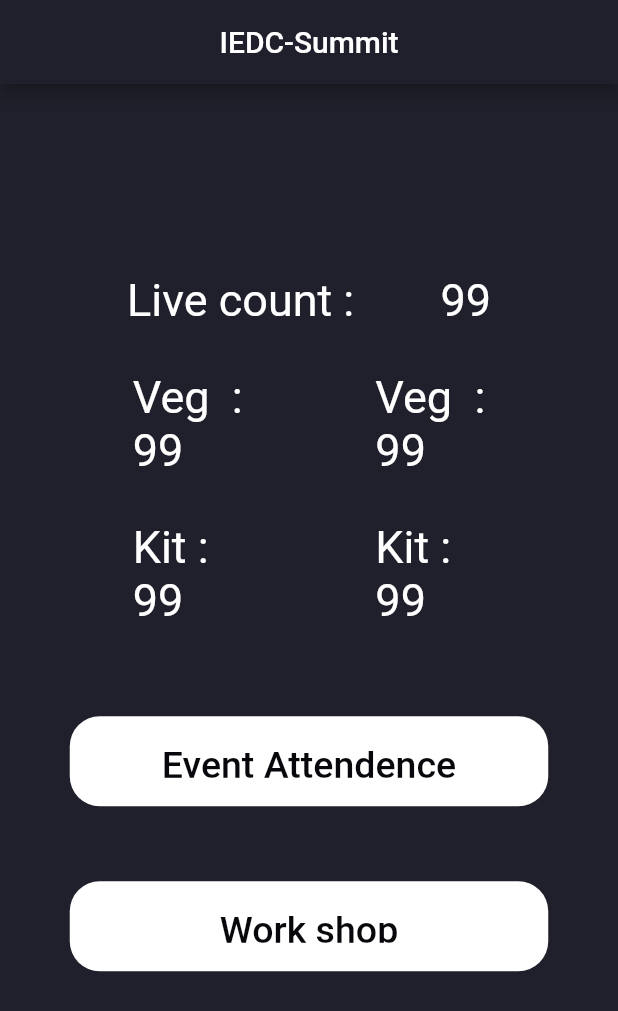
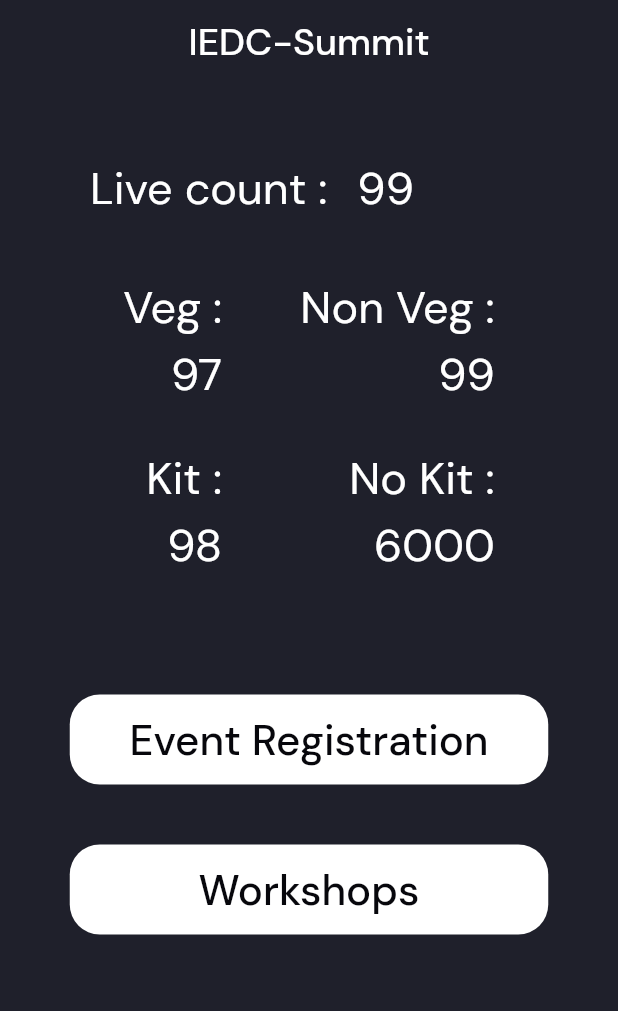
Before and after one commit to sreenath-kp/IEDC-Summit23-Admin, a Flutter app: the screen it shows after launch, on a phone screen of 412 x 824 dp. Shown: the top 1011 px of the screen. Run offline on Flutter 3.47's test engine with Material 2 defaults, Android fonts, the light colour scheme and no system bars; our stand-ins replace cloud_firestore, firebase_core, flutter_riverpod, google_fonts; missing offline and left inert: mobile_scanner; accounts and stored records are empty.

Commit message:
ui updates

```diff
--- a/lib/components/home_button.dart
+++ b/lib/components/home_button.dart
@@ -12,13 +12,6 @@
         Container(
           width: 319,
           height: 60,
-          padding: const EdgeInsets.only(
-            top: 10,
-            left: 31,
-            right: 31,
-            bottom: 11,
-          ),
-          clipBehavior: Clip.antiAlias,
           decoration: ShapeDecoration(
             color: Colors.white,
             shape: RoundedRectangleBorder(
@@ -32,8 +25,7 @@
               textAlign: TextAlign.center,
               style: const TextStyle(
                 color: Color(0xFF07070C),
-                fontSize: 25,
-                fontFamily: 'DM Sans',
+                fontSize: 28,
                 fontWeight: FontWeight.w500,
                 height: 0,
               ),
--- a/lib/screens/home_screen.dart
+++ b/lib/screens/home_screen.dart
@@ -1,5 +1,6 @@
 import 'package:flutter/material.dart';
 import 'package:flutter_riverpod/flutter_riverpod.dart';
+import 'package:google_fonts/google_fonts.dart';
 import 'package:summit_admin_app/components/home_button.dart';
 import 'package:summit_admin_app/components/home_screen_texts.dart';
 // import 'package:summit_admin_app/providers/firebase_providers.dart';
@@ -18,77 +19,75 @@
   Widget build(BuildContext context) {
     return Scaffold(
       appBar: AppBar(
-        title: const Text("IEDC-Summit"),
+        title: Text(
+          "IEDC-Summit",
+          style: GoogleFonts.dmSans(
+            fontSize: 25,
+            fontWeight: FontWeight.w500,
+            height: 0,
+          ),
+        ),
         centerTitle: true,
+        elevation: 0,
       ),
-      body: Column(
-        mainAxisAlignment: MainAxisAlignment.center,
-        crossAxisAlignment: CrossAxisAlignment.stretch,
+      body: Padding(
+        padding: const EdgeInsets.symmetric(horizontal: 30.0, vertical: 50.0),
+        child: Column(
           children: [
-          const Column(
-            mainAxisAlignment: MainAxisAlignment.center,
-            crossAxisAlignment: CrossAxisAlignment.stretch,
+            const Row(
               children: [
-              Row(
-                mainAxisAlignment: MainAxisAlignment.center,
-                children: [
-                  HomeScreenText(text: 'Live count : '),
-                  SizedBox(
-                    width: 50,
+                Padding(
+                  padding: EdgeInsets.only(left: 30.0),
+                  child: HomeScreenText(text: 'Live count :'),
                 ),
+                SizedBox(width: 20),
                 HomeScreenText(text: '99'),
               ],
             ),
-              SizedBox(
-                height: 30,
-              ),
-              Row(
+            const SizedBox(height: 40),
+            const Row(
               mainAxisAlignment: MainAxisAlignment.spaceEvenly,
               children: [
                 Column(
-                    crossAxisAlignment: CrossAxisAlignment.start,
+                  crossAxisAlignment: CrossAxisAlignment.end,
                   mainAxisAlignment: MainAxisAlignment.center,
                   children: [
-                      HomeScreenText(text: 'Veg  :'),
-                      HomeScreenText(text: '99'),
-                      SizedBox(
-                        height: 30,
-                      ),
+                    HomeScreenText(text: 'Veg :'),
+                    SizedBox(height: 6),
+                    HomeScreenText(text: '97'),
+                    SizedBox(height: 30),
                     HomeScreenText(text: 'Kit :'),
-                      HomeScreenText(text: '99'),
+                    SizedBox(height: 6),
+                    HomeScreenText(text: '98'),
                   ],
                 ),
                 Column(
-                    crossAxisAlignment: CrossAxisAlignment.start,
+                  crossAxisAlignment: CrossAxisAlignment.end,
                   mainAxisAlignment: MainAxisAlignment.center,
                   children: [
-                      HomeScreenText(text: 'Veg  :'),
+                    HomeScreenText(text: 'Non Veg :'),
+                    SizedBox(height: 6),
                     HomeScreenText(text: '99'),
-                      SizedBox(
-                        height: 30,
-                      ),
-                      HomeScreenText(text: 'Kit :'),
-                      HomeScreenText(text: '99'),
+                    SizedBox(height: 30),
+                    HomeScreenText(text: 'No Kit :'),
+                    SizedBox(height: 6),
+                    HomeScreenText(text: '6000'),
                   ],
                 ),
               ],
             ),
-            ],
-          ),
-          const SizedBox(
-            height: 60,
-          ),
+            const SizedBox(height: 80),
             HomeButton(
-            title: "Event Attendence",
+              title: "Event Registration",
               func: () {
                 Navigator.pushNamed(context, '/scanner');
               },
             ),
             const SizedBox(
-            height: 50,
+              height: 40,
             ),
             HomeButton(
-            title: "Work shop Attendence",
+              title: "Workshops",
               func: () {
                 null;
               },
@@ -105,6 +104,7 @@
             // ),
           ],
         ),
+      ),
     );
   }
 }
--- a/lib/screens/scanner_screen.dart
+++ b/lib/screens/scanner_screen.dart
@@ -20,13 +20,13 @@
   Widget build(BuildContext context) {
     return Scaffold(
       body: Padding(
-        padding: const EdgeInsets.symmetric(horizontal: 20),
+        padding: const EdgeInsets.symmetric(horizontal: 30),
         child: Column(
           mainAxisAlignment: MainAxisAlignment.spaceEvenly,
-          mainAxisSize: MainAxisSize.max,
           children: [
-            Container(
-              width: 292.08,
+            Center(
+              child: Container(
+                width: 292,
                 height: 292,
                 decoration: ShapeDecoration(
                   shape: RoundedRectangleBorder(
@@ -53,6 +53,7 @@
                   },
                 ),
               ),
+            ),
             HomeButton(title: "Enter ID manually", func: () {})
           ],
         ),
--- a/lib/theme/pallete.dart
+++ b/lib/theme/pallete.dart
@@ -1,4 +1,5 @@
 import 'package:flutter/material.dart';
+import 'package:google_fonts/google_fonts.dart';
 
 class Pallete {
   // Colors
@@ -8,6 +9,7 @@
 
   // Themes
   static var darkModeAppTheme = ThemeData.dark().copyWith(
+    textTheme: GoogleFonts.dmSansTextTheme(),
     scaffoldBackgroundColor: backgroundColor,
     cardColor: greyColor,
     appBarTheme: const AppBarTheme(
--- a/pubspec.yaml
+++ b/pubspec.yaml
@@ -40,6 +40,7 @@
   mobile_scanner: ^3.4.1
   flutter_riverpod: ^2.4.1
   http: ^1.1.0
+  google_fonts: ^6.1.0
 
 dev_dependencies:
   flutter_test:
```
Also changed, not shown: pubspec.lock, 1 other file. Lines whose indentation alone changed are shown as unchanged.
